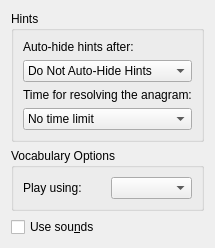
KDE/kanagram, file src/desktop/mainsettingswidget.ui: the form before one commit.
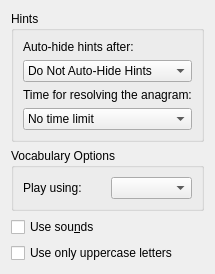
The form after the commit.

Commit message:
Add option to use only uppercase letters, off by default.
FIXED_IN: 4.13
Patch created by Debjit Mondal <debjitmondal05@gmail.com>

The edit to the form file:
```diff
--- a/src/desktop/mainsettingswidget.ui
+++ b/src/desktop/mainsettingswidget.ui
@@ -133,6 +133,16 @@
      </property>
     </widget>
    </item>
+   <item>
+    <widget class="QCheckBox" name="kcfg_uppercaseOnly" >
+     <property name="whatsThis" >
+      <string>Use Uppercase.</string>
+     </property>
+     <property name="text" >
+      <string>Use only uppercase letters</string>
+     </property>
+    </widget>
+   </item>
    <item>
     <spacer>
      <property name="orientation" >
```
The commit also changes 4 other files.
